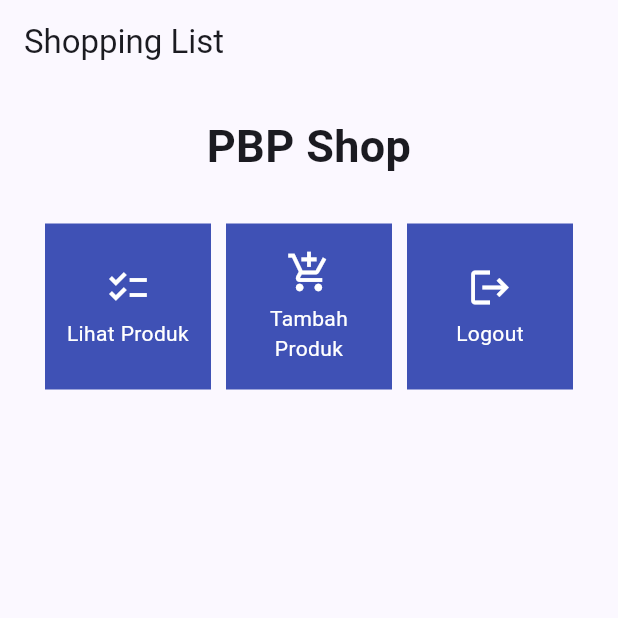
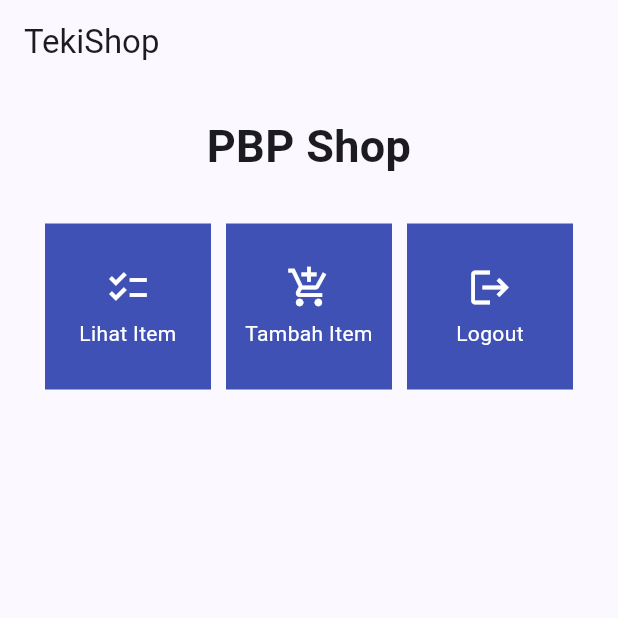
Before and after one commit to venuzzi/tekishop, a Flutter app: the screen it shows after launch, on a phone screen of 412 x 824 dp, the top half of it. Run offline on Flutter 3.47's test engine with Material 2 defaults, Android fonts, the phone set to English and light mode, and no system bars.

Commit message:
Readme jadi

```diff
--- a/lib/menu.dart
+++ b/lib/menu.dart
@@ -3,8 +3,8 @@ import 'package:flutter/material.dart';
 class MyHomePage extends StatelessWidget {
   MyHomePage({Key? key}) : super(key: key);
   final List<ShopItem> items = [
-    ShopItem("Lihat Produk", Icons.checklist),
-    ShopItem("Tambah Produk", Icons.add_shopping_cart),
+    ShopItem("Lihat Item", Icons.checklist),
+    ShopItem("Tambah Item", Icons.add_shopping_cart),
     ShopItem("Logout", Icons.logout),
   ];
 
@@ -21,7 +21,7 @@ class MyHomePage extends StatelessWidget {
     return Scaffold(
       appBar: AppBar(
         title: const Text(
-          'Shopping List',
+          'TekiShop',
         ),
       ),
       body: SingleChildScrollView(
```
Also changed, not shown: 1 other file.
